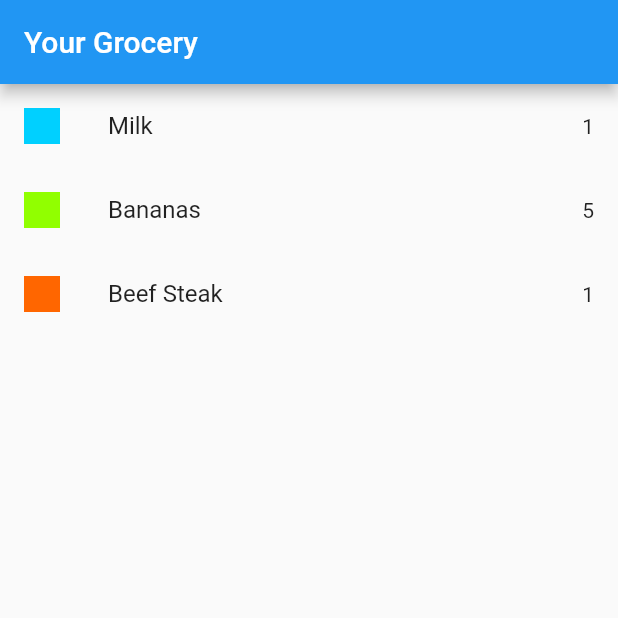
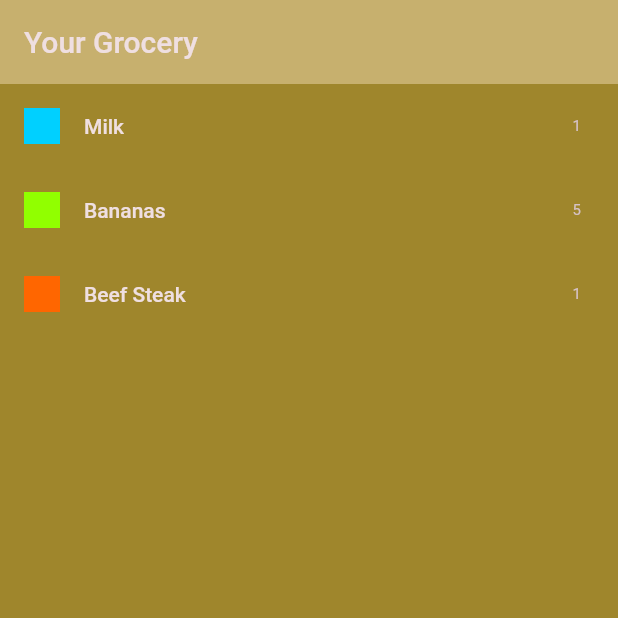
Before and after one commit to Hishamk99/shop_app, a Flutter app: the screen it shows after launch, on a phone screen of 412 x 824 dp, the top half of it. Run offline on Flutter 3.47's test engine with Material 2 defaults, Android fonts, the phone set to English and light mode, and no system bars.

Commit message:
create theme for project

```diff
--- a/lib/main.dart
+++ b/lib/main.dart
@@ -10,9 +10,18 @@ class ShopApp extends StatelessWidget {
 
   @override
   Widget build(BuildContext context) {
-    return const MaterialApp(
+    return  MaterialApp(
+      theme: ThemeData.dark().copyWith(
+        useMaterial3: true,
+        scaffoldBackgroundColor: const Color.fromARGB(255, 159, 134, 44),
+        colorScheme: ColorScheme.fromSeed(
+          seedColor: const Color.fromARGB(255, 0, 0, 0),
+          surface: const Color.fromARGB(255, 199, 176, 110),
+          brightness: Brightness.dark
+        )
+      ),
       debugShowCheckedModeBanner: false,
-      home: GroceryList(),
+      home: const GroceryList(),
 
     );
   }
--- a/lib/widgets/drocery_list.dart
+++ b/lib/widgets/drocery_list.dart
@@ -7,7 +7,7 @@ class GroceryList extends StatelessWidget {
   @override
   Widget build(BuildContext context) {
     return Scaffold(
-      appBar: AppBar(title: const Text('Your Grocery')),
+      appBar: AppBar(title: const Text('Your Grocery'),),
       body: ListView.builder(
           itemCount: groceryItems.length,
           itemBuilder: (context, index) {
```
